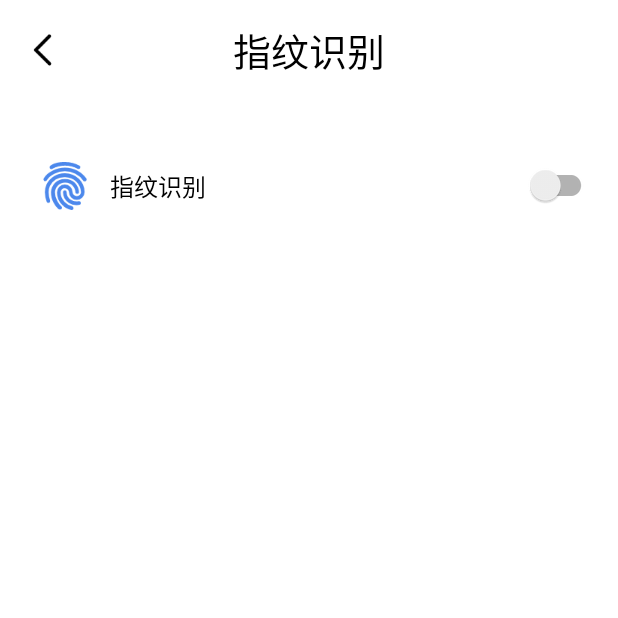
After one commit to Alex-wen1995/PasswordSave, an Android app: the FingerSetActivity screen opened directly, with no data from a screen before it, on a phone screen of 412 x 824 dp, the top half of it. The commit adds this screen. Run offline under Robolectric (Android 15) with nearby library versions, the phone set to English and light mode, and no system bars; our stand-ins replace Room's generated code, RxJava; libraries missing offline, so code that uses them is left out: cn.bmob.v3, com.previewlibrary, com.socks.library, com.squareup.leakcanary, com.tencent.mmkv and 2 more; 6 statements that could not run were skipped.

Commit message:
手势更换为指纹识别

```diff
--- a/app/build.gradle
+++ b/app/build.gradle
@@ -109,4 +109,6 @@ dependencies {
     //后端云Bmob
     implementation 'io.github.bmob:android-sdk:3.8.4'
 
+    //指纹识别
+    implementation 'com.github.uccmawei:FingerprintIdentify:1.2.6'
 }
--- a/app/src/main/AndroidManifest.xml
+++ b/app/src/main/AndroidManifest.xml
@@ -2,6 +2,9 @@
 <manifest xmlns:android="http://schemas.android.com/apk/res/android"
     package="com.passwordsave">
     <uses-permission android:name="android.permission.READ_EXTERNAL_STORAGE" />
+    <uses-permission android:name="android.permission.USE_BIOMETRIC"/>
+    <uses-permission android:name="com.fingerprints.service.ACCESS_FINGERPRINT_MANAGER"/>
+    <uses-permission android:name="com.samsung.android.providers.context.permission.WRITE_USE_APP_FEATURE_SURVEY"/>
 
     <!--后端云 -->
     <!--允许联网 -->
@@ -44,6 +47,7 @@
         <activity android:name=".module.login.LoginActivity" />
         <activity android:name=".module.login.RegisterActivity" />
         <activity android:name=".module.login.ForgetPwdActivity" />
+        <activity android:name=".module.setting.fingerprint_identification.FingerSetActivity" />
 
         <provider
             android:name="androidx.core.content.FileProvider"
--- a/app/src/main/java/com/passwordsave/module/setting/SettingFragment.kt
+++ b/app/src/main/java/com/passwordsave/module/setting/SettingFragment.kt
@@ -12,6 +12,7 @@ import com.passwordsave.base.BaseFragment
 import com.passwordsave.module.login.LoginActivity
 import com.passwordsave.module.main.Term2Activity
 import com.passwordsave.module.setting.about.AboutActivity
+import com.passwordsave.module.setting.fingerprint_identification.FingerSetActivity
 import com.passwordsave.module.setting.pattern_lock.PatternSettingActivity
 import com.passwordsave.utils.startActivityNoParam
 import kotlinx.android.synthetic.main.fragment_setting.*
@@ -28,7 +29,8 @@ class SettingFragment : BaseFragment() {
         rv_setting.layoutManager = LinearLayoutManager(requireContext())
         rv_setting.adapter = SettingAdapter(
             R.layout.item_menu, arrayListOf(
-                SettingBean("手势密码", 1),
+                SettingBean("指纹识别", 0),
+//                SettingBean("手势密码", 1),
                 SettingBean("关于", 2),
                 SettingBean("隐私政策", 3),
                 SettingBean("退出登录", 4)
@@ -50,6 +52,7 @@ class SettingFragment : BaseFragment() {
 
             itemView.setOnClickListener {
                 when (item.type) {
+                    0 -> mContext.startActivityNoParam(FingerSetActivity::class.java)
                     1 -> mContext.startActivityNoParam(PatternSettingActivity::class.java)
                     2 -> mContext.startActivityNoParam(AboutActivity::class.java)
                     3 -> mContext.startActivityNoParam(Term2Activity::class.java)
--- /dev/null
+++ b/app/src/main/java/com/passwordsave/module/setting/fingerprint_identification/FingerSetActivity.kt
@@ -0,0 +1,103 @@
+package com.passwordsave.module.setting.fingerprint_identification
+
+import android.view.View
+import com.passwordsave.R
+import com.passwordsave.base.BaseActivity
+import com.passwordsave.utils.showToast
+import com.tencent.mmkv.MMKV
+import com.wei.android.lib.fingerprintidentify.FingerprintIdentify
+import com.wei.android.lib.fingerprintidentify.base.BaseFingerprint
+import kotlinx.android.synthetic.main.activity_pattern_setting.*
+import kotlinx.android.synthetic.main.layout_top.*
+
+class FingerSetActivity : BaseActivity() {
+    private lateinit var mFingerprintIdentify: FingerprintIdentify
+    private val MAX_AVAILABLE_TIMES = 5
+    /**
+     * mFingerprintIdentify = new FingerprintIdentify(this);       // 构造对象
+     * mFingerprintIdentify.setSupportAndroidL(true);              // 支持安卓L及以下系统
+     * mFingerprintIdentify.setExceptionListener(listener);        // 错误回调（错误仅供开发使用）
+     * mFingerprintIdentify.init();                                // 初始化，必须调用
+     *
+     * mFingerprintIdentify.isFingerprintEnable();                 // 指纹硬件可用并已经录入指纹
+     * mFingerprintIdentify.isHardwareEnable();                    // 指纹硬件是否可用
+     * mFingerprintIdentify.isRegisteredFingerprint();             // 是否已经录入指纹
+     * mFingerprintIdentify.startIdentify(maxTimes, listener);     // 开始验证指纹识别
+     * mFingerprintIdentify.cancelIdentify();                      // 关闭指纹识别
+     * mFingerprintIdentify.resumeIdentify();                      // 恢复指纹识别并保证错误次数不变
+     *
+     * */
+    override fun layoutId(): Int {
+        return R.layout.activity_fingerprint_setting
+    }
+
+    override fun initData() {
+        top_title.text = "指纹识别"
+        iv_back.visibility = View.VISIBLE
+
+    }
+
+    override fun onResume() {
+        super.onResume()
+        sw.isChecked = MMKV.defaultMMKV().decodeBool("hasFingerPrint", false)
+    }
+    override fun initView() {
+        mFingerprintIdentify = FingerprintIdentify(applicationContext)
+        mFingerprintIdentify.setSupportAndroidL(true)
+        mFingerprintIdentify.setExceptionListener { }
+        mFingerprintIdentify.init()
+        if (!mFingerprintIdentify.isFingerprintEnable) {
+            return
+        }
+    }
+    fun startCheck(isOn: Boolean) {
+        sw.isChecked = !isOn
+        mFingerprintIdentify.startIdentify(MAX_AVAILABLE_TIMES,
+            object : BaseFingerprint.IdentifyListener {
+                override fun onSucceed() {
+                    showToast(getString(R.string.fingerprint_success))
+                    sw.isChecked = isOn
+                    MMKV.defaultMMKV().putBoolean("hasFingerPrint", isOn)
+                }
+
+                override fun onNotMatch(availableTimes: Int) {
+                    sw.isChecked = !isOn
+                    showToast(getString(R.string.not_match, availableTimes))
+                }
+
+                override fun onFailed(isDeviceLocked: Boolean) {
+                    sw.isChecked = !isOn
+                    showToast(getString(R.string.failed))
+                }
+
+                override fun onStartFailedByDeviceLocked() {
+                    sw.isChecked = !isOn
+                    showToast(getString(R.string.start_failed_2))
+                    finish()
+                }
+            })
+    }
+
+    override fun initListener() {
+        iv_back.setOnClickListener { finish() }
+        sw.setOnClickListener {
+            if(MMKV.defaultMMKV().decodeBool("hasFingerPrint", false)){
+                startCheck(false)
+            }else{
+                startCheck(true)
+            }
+        }
+    }
+
+    override fun onPause() {
+        super.onPause()
+        mFingerprintIdentify.cancelIdentify()
+    }
+
+    override fun onDestroy() {
+        super.onDestroy()
+        mFingerprintIdentify.cancelIdentify()
+    }
+    override fun start() {
+    }
+}
--- /dev/null
+++ b/app/src/main/res/layout/activity_fingerprint_setting.xml
@@ -0,0 +1,42 @@
+<?xml version="1.0" encoding="utf-8"?>
+<LinearLayout xmlns:android="http://schemas.android.com/apk/res/android"
+    android:layout_width="match_parent"
+    xmlns:app="http://schemas.android.com/apk/res-auto"
+    android:orientation="vertical"
+    android:background="@color/colorWhite"
+    android:layout_height="match_parent">
+    <include layout="@layout/layout_top"/>
+    <LinearLayout
+        android:layout_marginTop="@dimen/dp_36"
+        android:layout_width="match_parent"
+        android:orientation="horizontal"
+        android:gravity="center"
+        android:layout_height="wrap_content">
+        <ImageView
+            android:layout_width="wrap_content"
+            android:src="@drawable/ic_fingerprint"
+            android:layout_marginStart="@dimen/dp_24"
+            android:layout_height="wrap_content"/>
+        <TextView
+            android:layout_marginStart="@dimen/dp_12"
+            android:layout_width="0dp"
+            android:layout_weight="1"
+            android:text="指纹识别"
+            android:textColor="@color/colorBlack"
+            android:textSize="@dimen/sp_14"
+            android:layout_height="wrap_content"/>
+        <androidx.appcompat.widget.SwitchCompat
+            android:id="@+id/sw"
+            android:layout_marginEnd="@dimen/dp_12"
+            android:longClickable="false"
+            android:textColor="@color/colorWhite"
+            app:showText="true"
+            android:textOff=""
+            android:textOn=""
+            app:switchPadding="5dp"
+            app:switchTextAppearance="@style/SwitchCompat.Text"
+            app:theme="@style/SwitchCompat.Control"
+            android:layout_width="wrap_content"
+            android:layout_height="wrap_content"/>
+    </LinearLayout>
+</LinearLayout>
--- a/app/src/main/res/values/strings.xml
+++ b/app/src/main/res/values/strings.xml
@@ -2,4 +2,10 @@
     <string name="app_name">账号管家</string>
     <string name="need_permission">账号管家 应用需要以下权限，请允许</string>
 
+    <string name="not_match">指纹不匹配，剩余 %1d 次机会</string>
+    <string name="start_failed">设备暂时锁定,应用关闭</string>
+    <string name="start_failed_2">设备暂时锁定,无法设置</string>
+    <string name="failed">识别失败</string>
+    <string name="fingerprint_success">识别成功</string>
+    <string name="fingerprintEnable_hint">请检查指纹硬件可用并已经录入指纹</string>
 </resources>
```
Also changed, not shown: app/src/main/java/com/passwordsave/module/ad/AdActivity.java (+77 -10 lines), app/src/main/java/com/passwordsave/module/setting/pattern_lock/PatternSettingActivity.kt (+0 -8 lines), app/src/main/res/drawable-xhdpi/ic_fingerprint.png (added).
